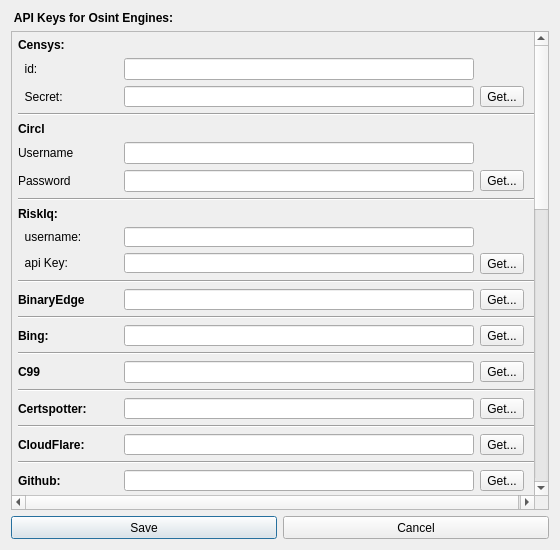
Before: the Qt Designer form gui/src/Dialogs/ApiKeysDialog.ui in 3nock/OTE, drawn with Qt 5.
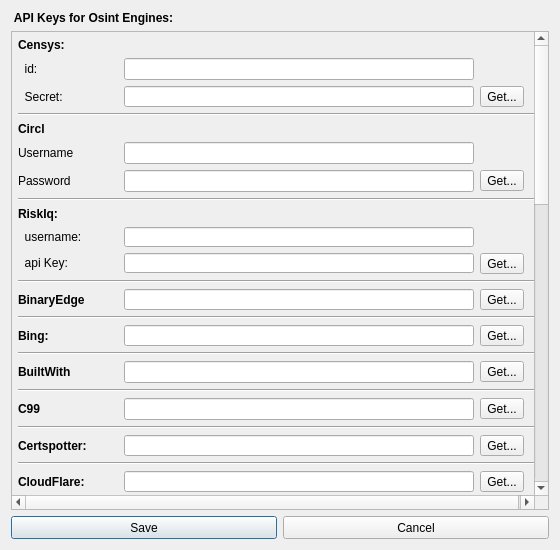
After: the same form once the commit is applied.

Diff of the .ui file:
```diff
--- a/gui/src/Dialogs/ApiKeysDialog.ui
+++ b/gui/src/Dialogs/ApiKeysDialog.ui
@@ -72,9 +72,9 @@
       <property name="geometry">
        <rect>
         <x>0</x>
-        <y>-628</y>
+        <y>-135</y>
         <width>532</width>
-        <height>1254</height>
+        <height>1291</height>
        </rect>
       </property>
       <layout class="QVBoxLayout" name="verticalLayout">
@@ -698,6 +698,66 @@
          </item>
         </layout>
        </item>
+       <item>
+        <widget class="Line" name="line_30">
+         <property name="orientation">
+          <enum>Qt::Horizontal</enum>
+         </property>
+        </widget>
+       </item>
+       <item>
+        <layout class="QHBoxLayout" name="horizontalLayout_35">
+         <item>
+          <widget class="QLabel" name="label_38">
+           <property name="minimumSize">
+            <size>
+             <width>100</width>
+             <height>0</height>
+            </size>
+           </property>
+           <property name="font">
+            <font>
+             <weight>75</weight>
+             <bold>true</bold>
+            </font>
+           </property>
+           <property name="text">
+            <string>BuiltWith</string>
+           </property>
+          </widget>
+         </item>
+         <item>
+          <widget class="QLineEdit" name="lineEditBuiltWith">
+           <property name="minimumSize">
+            <size>
+             <width>350</width>
+             <height>0</height>
+            </size>
+           </property>
+          </widget>
+         </item>
+         <item>
+          <widget class="QToolButton" name="buttonGetBuiltWith">
+           <property name="text">
+            <string>Get...</string>
+           </property>
+          </widget>
+         </item>
+         <item>
+          <spacer name="horizontalSpacer_34">
+           <property name="orientation">
+            <enum>Qt::Horizontal</enum>
+           </property>
+           <property name="sizeHint" stdset="0">
+            <size>
+             <width>40</width>
+             <height>20</height>
+            </size>
+           </property>
+          </spacer>
+         </item>
+        </layout>
+       </item>
        <item>
         <widget class="Line" name="line_3">
          <property name="orientation">
```
